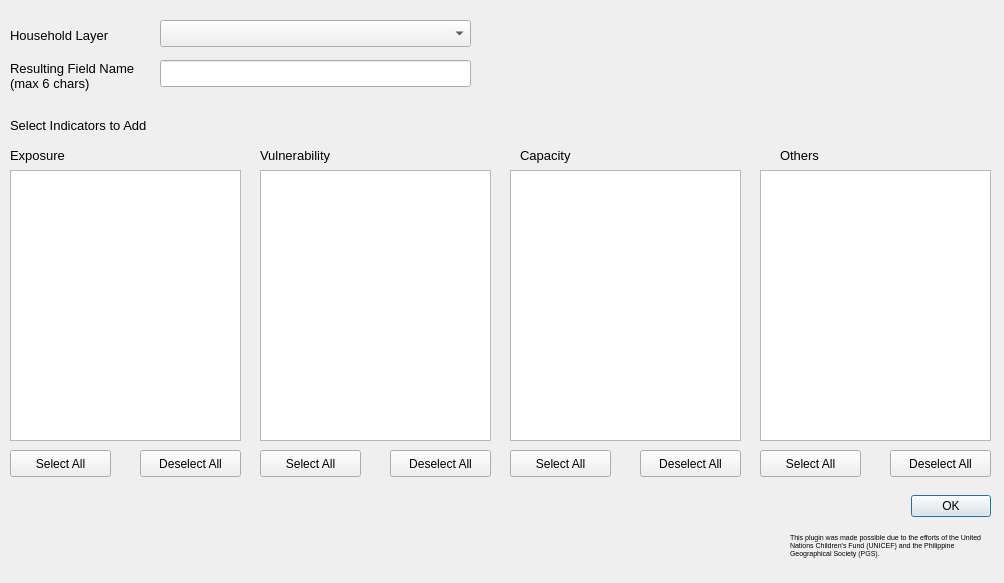
The window that mhcvam_unicef_indicators_household_dialog.ui (benhur07b/mhcvam) describes before a commit, drawn with Qt 5.
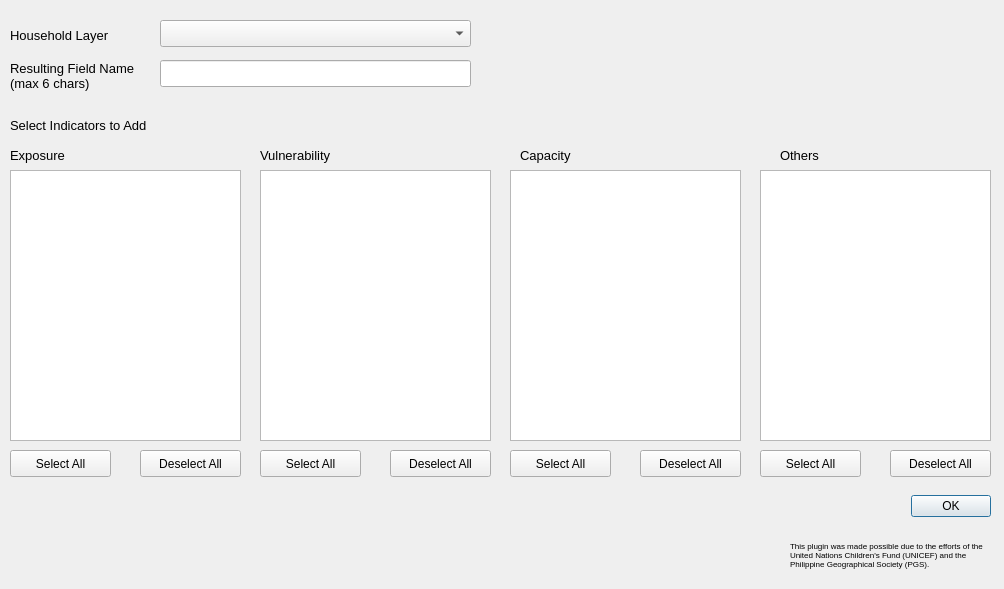
The same window after the commit. Icons and pictures are not drawn. Custom widgets are drawn as their Qt base class.

The edit to the form file:
```diff
--- a/mhcvam_unicef_indicators_household_dialog.ui
+++ b/mhcvam_unicef_indicators_household_dialog.ui
@@ -7,19 +7,19 @@
     <x>0</x>
     <y>0</y>
     <width>1004</width>
-    <height>583</height>
+    <height>589</height>
    </rect>
   </property>
   <property name="minimumSize">
    <size>
     <width>1004</width>
-    <height>531</height>
+    <height>589</height>
    </size>
   </property>
   <property name="maximumSize">
    <size>
     <width>1004</width>
-    <height>583</height>
+    <height>589</height>
    </size>
   </property>
   <property name="windowTitle">
@@ -434,7 +434,7 @@
    <property name="geometry">
     <rect>
      <x>790</x>
-     <y>520</y>
+     <y>530</y>
      <width>201</width>
      <height>51</height>
     </rect>
@@ -451,7 +451,7 @@
     <enum>Qt::LeftToRight</enum>
    </property>
    <property name="text">
-    <string>This plugin was made possible due to the efforts of the United Nations Children's Fund (UNICEF) and the Philippine Geographical Society (PGS).</string>
+    <string>&lt;html&gt;&lt;head/&gt;&lt;body&gt;&lt;p&gt;&lt;span style=&quot; font-size:6pt;&quot;&gt;This plugin was made possible due to the efforts of the United Nations Children's Fund (UNICEF) and the Philippine Geographical Society (PGS).&lt;/span&gt;&lt;/p&gt;&lt;/body&gt;&lt;/html&gt;</string>
    </property>
    <property name="scaledContents">
     <bool>false</bool>
@@ -470,7 +470,7 @@
    <property name="geometry">
     <rect>
      <x>220</x>
-     <y>520</y>
+     <y>530</y>
      <width>51</width>
      <height>51</height>
     </rect>
@@ -486,7 +486,7 @@
    <property name="geometry">
     <rect>
      <x>10</x>
-     <y>520</y>
+     <y>530</y>
      <width>201</width>
      <height>51</height>
     </rect>
```
Left out of the diff: 8 changed lines with no effect on the pictures.
